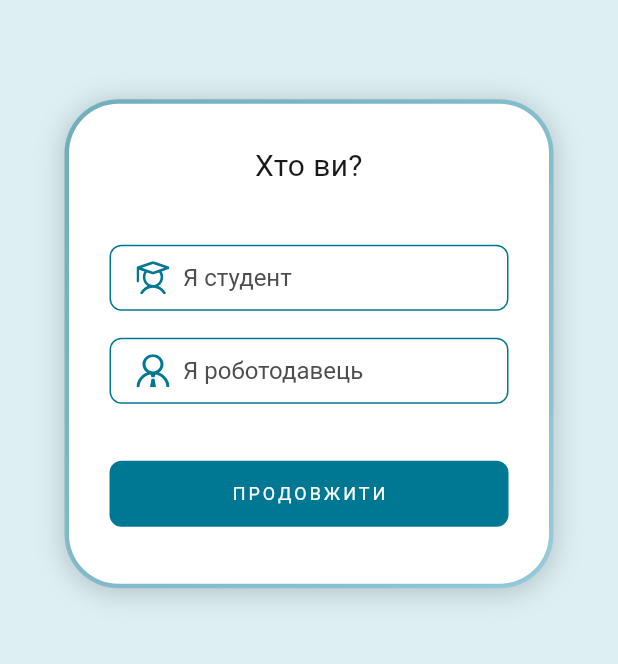
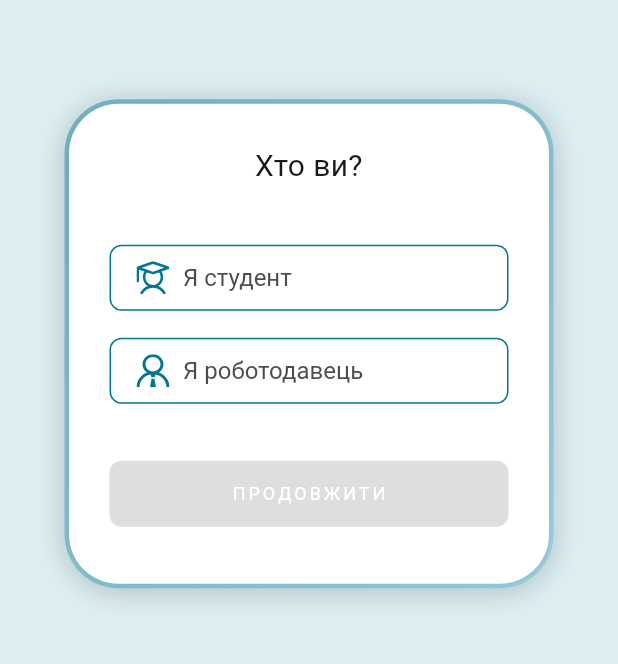
Before and after one commit to linadea/work_students, a Flutter app: the screen it shows after launch, on a phone screen of 412 x 824 dp, the part 509-1173 px from its top. Run offline on Flutter 3.47's test engine with Material 3 defaults, Android fonts, the phone set to English and light mode, and no system bars; our stand-ins replace flutter_svg, get.

Commit message:
chore: Update colors.dart and main.dart for UI improvements

```diff
--- a/lib/core/constants/colors.dart
+++ b/lib/core/constants/colors.dart
@@ -8,6 +8,6 @@ const Color accentColor = Color(0xFFFF2F01);
 const Color textColorDark = Color(0xFF19191B);
 const Color textColorLight = Color(0xFF4D4D4D);
 const Color greyColor = Color(0xFF757575);
-// const Color borderColor = Color(0xFFDEDEDE);
+const Color unactiveColor = Color(0xFFDEDEDE);
 const Color containerColor = Color(0xFFFBFBFB);
 const Color shadowColor = Color.fromRGBO(0, 0, 0, 0.2);
--- /dev/null
+++ b/lib/core/routes.dart
@@ -0,0 +1,19 @@
+import 'package:get/get.dart';
+
+import '../ui/pages/main_page/bindings/main_page_bindings.dart';
+import '../ui/pages/main_page/views/main_page.dart';
+
+class Routes {
+  // ignore: constant_identifier_names
+  static const HOME = '/home';
+}
+
+class AppPages {
+  static final routes = [
+    GetPage(
+      name: Routes.HOME,
+      page: () => const MainPage(),
+      binding: MainPageBindings(),
+    ),
+  ];
+}
--- a/lib/main.dart
+++ b/lib/main.dart
@@ -2,7 +2,7 @@ import 'package:flutter/material.dart';
 import 'package:get/get.dart';
 
 import 'core/l10n/l10n.dart';
-import 'ui/pages/main_page/views/main_page.dart';
+import 'core/routes.dart';
 
 void main() {
   runApp(const MainApp());
@@ -19,7 +19,8 @@ class MainApp extends StatelessWidget {
       locale: const Locale('uk', 'UA'),
       fallbackLocale: const Locale('en', 'US'),
       debugShowCheckedModeBanner: false,
-      home: const MainPage(),
+      getPages: AppPages.routes,
+      initialRoute: Routes.HOME,
     );
   }
 }
--- /dev/null
+++ b/lib/ui/pages/main_page/bindings/main_page_bindings.dart
@@ -0,0 +1,10 @@
+import 'package:get/get.dart';
+
+import '../controllers/main_page_controller.dart';
+
+class MainPageBindings extends Bindings {
+  @override
+  void dependencies() {
+    Get.lazyPut<MainPageController>(() => MainPageController());
+  }
+}
--- /dev/null
+++ b/lib/ui/pages/main_page/controllers/main_page_controller.dart
@@ -0,0 +1,20 @@
+import 'package:get/get.dart';
+
+class MainPageController extends GetxController {
+  var isStudent = false.obs;
+  var isEmployer = false.obs;
+
+  void setStudent(bool value) {
+    isStudent.value = value;
+    if (value) {
+      isEmployer.value = !value;
+    }
+  }
+
+  void setEmployer(bool value) {
+    isEmployer.value = value;
+    if (value) {
+      isStudent.value = !value;
+    }
+  }
+}
--- a/lib/ui/pages/main_page/views/main_page.dart
+++ b/lib/ui/pages/main_page/views/main_page.dart
@@ -6,6 +6,7 @@ import '../../../../core/constants/colors.dart';
 import '../../../widgets/custom_button.dart';
 import '../../../widgets/custom_checkbox_button.dart';
 import '../../../widgets/gradient_border_container.dart';
+import '../controllers/main_page_controller.dart';
 
 class MainPage extends StatefulWidget {
   const MainPage({super.key});
@@ -16,6 +17,7 @@ class MainPage extends StatefulWidget {
 
 class _MainPageState extends State<MainPage> {
   final textController = TextEditingController();
+  final c = Get.find<MainPageController>();
 
   @override
   Widget build(BuildContext context) {
@@ -96,22 +98,25 @@ class _MainPageState extends State<MainPage> {
                         textAlign: TextAlign.center,
                       ),
                       const SizedBox(height: 38),
-                      CustomCheckboxButton(
+                      Obx(() => CustomCheckboxButton(
                             text: 'i_am_a_student'.tr,
                             iconName: 'assets/svg/student.svg',
-                        onChanged: (value) {},
-                      ),
+                            isChecked: c.isStudent.value,
+                            onChanged: (value) => c.setStudent(value),
+                          )),
                       const SizedBox(height: 18),
-                      CustomCheckboxButton(
+                      Obx(() => CustomCheckboxButton(
                             text: 'i_am_an_employer'.tr,
                             iconName: 'assets/svg/client.svg',
-                        onChanged: (value) {},
-                      ),
+                            isChecked: c.isEmployer.value,
+                            onChanged: (value) => c.setEmployer(value),
+                          )),
                       const SizedBox(height: 38),
-                      CustomButton(
+                      Obx(() => CustomButton(
                             text: 'continue'.tr,
+                            isActive: c.isStudent.value || c.isEmployer.value,
                             onTap: () {},
-                      ),
+                          )),
                     ],
                   ),
                 ),
--- a/lib/ui/widgets/custom_button.dart
+++ b/lib/ui/widgets/custom_button.dart
@@ -5,11 +5,13 @@ import '../../core/constants/colors.dart';
 class CustomButton extends StatefulWidget {
   final String text;
   final void Function()? onTap;
+  final bool isActive;
 
   const CustomButton({
     super.key,
     required this.text,
     this.onTap,
+    this.isActive = true,
   });
 
   @override
@@ -20,12 +22,14 @@ class _CustomButtonState extends State<CustomButton> {
   bool _isPressed = false;
 
   void _onTapDown(TapDownDetails details) {
+    if (!widget.isActive) return;
     setState(() {
       _isPressed = true;
     });
   }
 
   void _onTapUp(TapUpDetails details) {
+    if (!widget.isActive) return;
     setState(() {
       _isPressed = false;
     });
@@ -42,6 +46,22 @@ class _CustomButtonState extends State<CustomButton> {
 
   @override
   Widget build(BuildContext context) {
+    final backgroundColor = widget.isActive
+        ? (_isPressed ? Colors.white : mainColor)
+        : unactiveColor;
+
+    final borderColor = widget.isActive ? mainColor : unactiveColor;
+
+    TextStyle textStyle = TextStyle(
+      color: widget.isActive
+          ? (_isPressed ? textColorLight : Colors.white)
+          : Colors.white,
+      fontFamily: 'Roboto',
+      fontSize: 12,
+      fontWeight: FontWeight.w400,
+      letterSpacing: 2,
+    );
+
     return GestureDetector(
       onTapDown: _onTapDown,
       onTapUp: _onTapUp,
@@ -52,22 +72,16 @@ class _CustomButtonState extends State<CustomButton> {
         height: 44,
         padding: const EdgeInsets.symmetric(horizontal: 16, vertical: 10),
         decoration: BoxDecoration(
-          color: _isPressed ? Colors.white : mainColor,
+          color: backgroundColor,
           borderRadius: BorderRadius.circular(8),
-          border: Border.all(color: mainColor, width: 1),
+          border: Border.all(color: borderColor, width: 1),
         ),
         child: Row(
           mainAxisAlignment: MainAxisAlignment.center,
           children: [
             AnimatedDefaultTextStyle(
               duration: const Duration(milliseconds: 200),
-              style: TextStyle(
-                color: _isPressed ? textColorLight : Colors.white,
-                fontFamily: 'Roboto',
-                fontSize: 12,
-                fontWeight: FontWeight.w400,
-                letterSpacing: 2,
-              ),
+              style: textStyle,
               child: Text(widget.text.toUpperCase()),
             ),
           ],
--- a/lib/ui/widgets/custom_checkbox_button.dart
+++ b/lib/ui/widgets/custom_checkbox_button.dart
@@ -6,6 +6,7 @@ import '../../core/constants/colors.dart';
 class CustomCheckboxButton extends StatefulWidget {
   final String text;
   final String? iconName;
+  final bool? isChecked;
   final void Function(bool)? onChanged;
 
   const CustomCheckboxButton({
@@ -13,6 +14,7 @@ class CustomCheckboxButton extends StatefulWidget {
     required this.text,
     required this.iconName,
     this.onChanged,
+    this.isChecked,
   });
 
   @override
@@ -28,6 +30,22 @@ class _CustomCheckboxButtonState extends State<CustomCheckboxButton> {
     });
     if (widget.onChanged != null) {
       widget.onChanged!(_isChecked);
+    }
+  }
+
+  @override
+  void initState() {
+    super.initState();
+    _isChecked = widget.isChecked ?? false;
+  }
+
+  @override
+  void didUpdateWidget(covariant CustomCheckboxButton oldWidget) {
+    super.didUpdateWidget(oldWidget);
+    if (oldWidget.isChecked != widget.isChecked) {
+      setState(() {
+        _isChecked = widget.isChecked ?? false;
+      });
     }
   }
 
```
Lines whose indentation alone changed are shown as unchanged.
